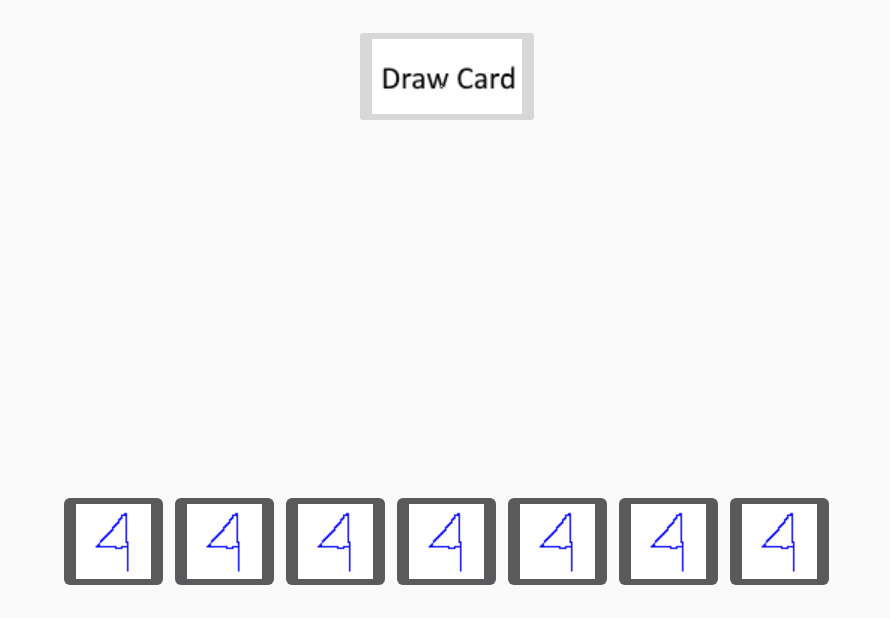
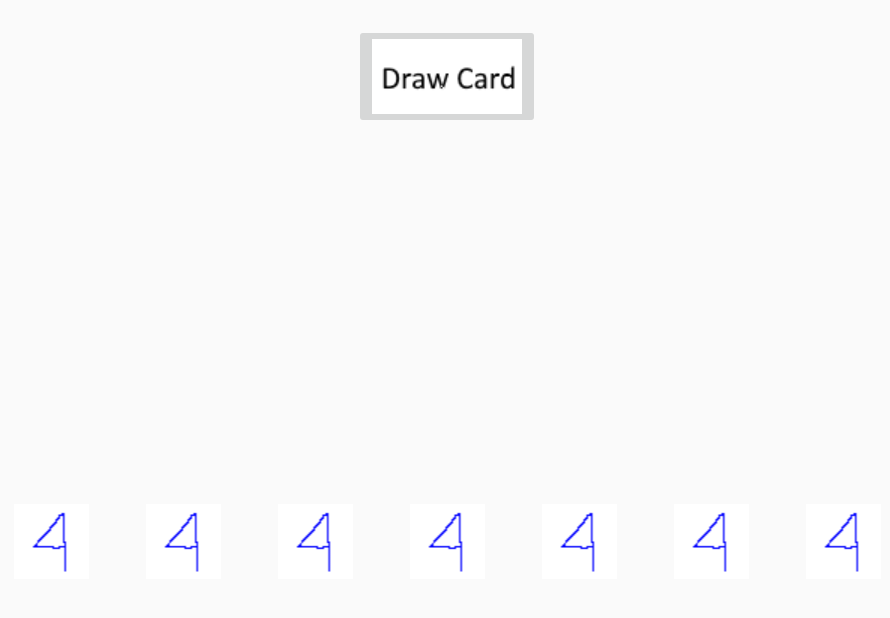
Before and after one commit to KyleNo/Uno, an Android app: the screen it shows after launch (MainActivity), after a tap on an icon or button, on a phone screen of 824 x 412 dp (held sideways). Shown: the whole screen, without its empty margins (171-1061 px from the left). Run offline under Robolectric (Android 15) with nearby library versions, the phone set to English and light mode, and no system bars; 1 statement that could not run was skipped.

Commit message:
I broke everything again

```diff
--- a/app/src/main/java/com/example/admin/untouchable/MainActivity.java
+++ b/app/src/main/java/com/example/admin/untouchable/MainActivity.java
@@ -17,6 +17,7 @@ import android.content.res.Resources;
 import android.database.DatabaseErrorHandler;
 import android.database.sqlite.SQLiteDatabase;
 import android.graphics.Bitmap;
+import android.graphics.Color;
 import android.graphics.drawable.Drawable;
 import android.media.Image;
 import android.net.Uri;
@@ -58,12 +59,14 @@ public class MainActivity extends AppCompatActivity {
         super.onCreate(savedInstanceState);
 
         setContentView(R.layout.activity_main);
+        RelativeLayout welp = (RelativeLayout) findViewById(R.id.welp);
         LinearLayout yep = (LinearLayout) findViewById(R.id.okay);//layout that arranges items at bottom of screen centered middle
+        yep.setBackgroundColor(Color.parseColor("F5F5DC"));
         //ImageButton[] cards = new ImageButton[7];
 
 
         for(int i=0; i<7; i++){//draws 7 new cards
-            ImageButton cards = new ImageButton(this.getApplicationContext());
+            ImageButton cards = new ImageButton(this.getApplicationContext(), null, android.R.attr.borderlessButtonStyle);
             cards.setId(i);
             yep.addView(cards);
             hideCard(i);
@@ -84,6 +87,7 @@ public class MainActivity extends AppCompatActivity {
                 }
                 else{
                     cardNumber++;
+                    cardsOnScreen++;
                     createCard();
                     for(int i=0; i<cardNumber; i++){
                         //resize image buttons???
@@ -100,10 +104,11 @@ public class MainActivity extends AppCompatActivity {
         LinearLayout yep = (LinearLayout) findViewById(R.id.okay);
         ImageButton card = (ImageButton) findViewById(i);
         //?????no idea how to do this
+        //card.setScaleX((cardNumber-1)/cardNumber);//this crashes the app
     }
 
     protected void createCard(){
-        ImageButton card = new ImageButton (this.getApplicationContext());//creates new image button
+        ImageButton card = new ImageButton (this.getApplicationContext(), null, android.R.attr.borderlessButtonStyle);//creates new image button
         LinearLayout yep = (LinearLayout) findViewById(R.id.okay);//declare view
         card.setId(cardNumber + 0);//says it can just be the variable but doesn't compile, so just keep it.
         //sets id as an integer based on which card it is.
@@ -132,8 +137,9 @@ public class MainActivity extends AppCompatActivity {
                 R.drawable.blue1,R.drawable.blue2,R.drawable.blue3,R.drawable.blue4,
                 R.drawable.green1,R.drawable.green2,R.drawable.green3,R.drawable.green4};
         cardValues[i]=rng.nextInt(16);
-        int temp=cardValues[i];
+        int temp=cardValues[i];//kept having issues with the function;
         card.setImageResource(names[temp]);
+
     }
 
     protected void showCard(int i){
--- a/app/src/main/res/layout/activity_main.xml
+++ b/app/src/main/res/layout/activity_main.xml
@@ -4,7 +4,8 @@
     android:paddingRight="@dimen/activity_horizontal_margin"
     android:paddingTop="@dimen/activity_vertical_margin"
     android:paddingBottom="@dimen/activity_vertical_margin" tools:context=".MainActivity"
-    android:clickable="true">
+    android:clickable="true"
+    android:id="@+id/welp">
     <ImageButton
         android:layout_width="wrap_content"
         android:layout_height="wrap_content"
```
